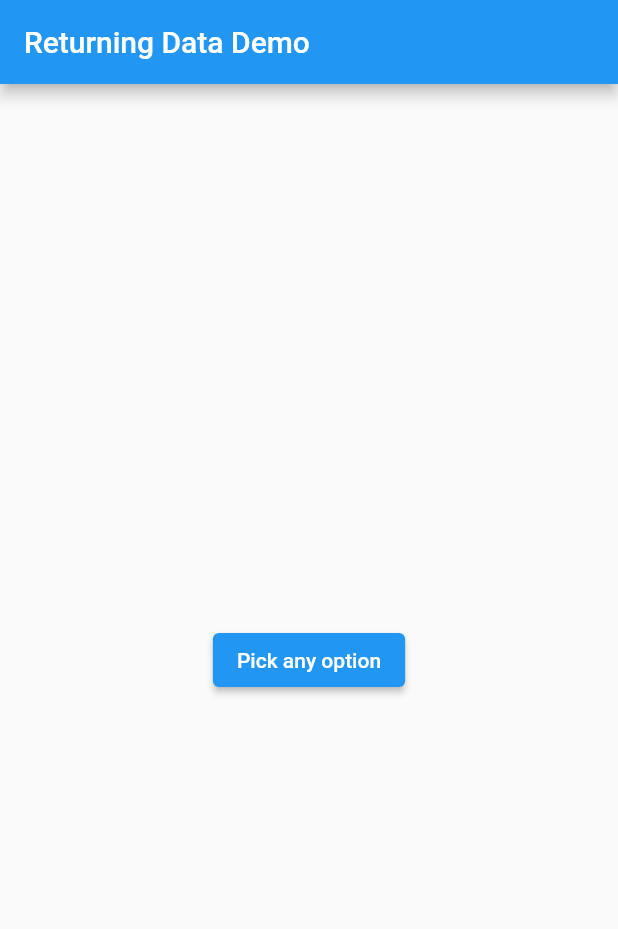
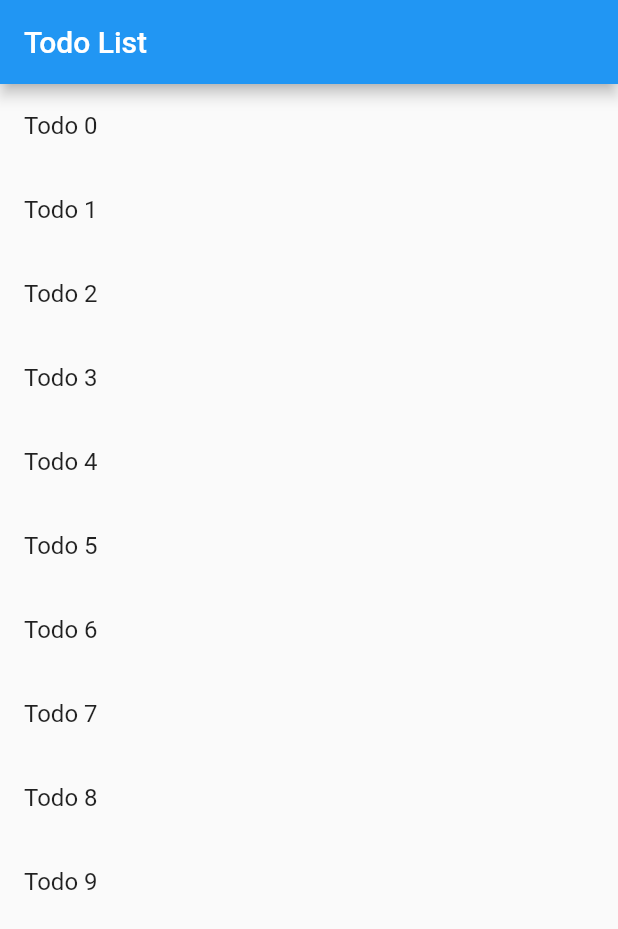
Before and after one commit to bilal1080/basics, a Flutter app: the screen it shows after launch, on a phone screen of 412 x 824 dp. Shown: the top 929 px of the screen. Run offline on Flutter 3.47's test engine with Material 2 defaults, Android fonts, the phone set to English and light mode, and no system bars.

Commit message:
six commit

```diff
--- a/lib/main.dart
+++ b/lib/main.dart
@@ -1,12 +1,13 @@
 import 'package:flutter/material.dart';
-import 'package:flutter_medium/new.dart';
-import 'package:flutter_medium/returnDataToScreen.dart';
+import 'package:flutter/foundation.dart';
+import 'package:flutter_medium/todo.dart';
 
+import 'new.dart';
 //import 'ongenerateRoute.dart';
 // import 'package:flutter_medium/screen1.dart';
 // import 'package:flutter_medium/screen2.dart';
 // import 'package:flutter_medium/secondScreen.dart';
-// import 'package:flutter_medium/todos.dart';
+
 
 void main() => runApp(MyApp());
 
@@ -17,7 +18,13 @@ class MyApp extends StatelessWidget {
   Widget build(BuildContext context) {
     return MaterialApp(
       debugShowCheckedModeBanner: false,
-      home: Screen(),
+      home: TodoScreen(
+        Todos : List.generate(
+          10, (i) => Todo(
+            'Todo $i',
+            'A descriotion of what u need',
+          )),
+      ),
     );
   }
 }
--- a/lib/new.dart
+++ b/lib/new.dart
@@ -1,77 +1,37 @@
 import 'package:flutter/material.dart';
-class Screen extends StatelessWidget {
-  const Screen({Key? key}) : super(key: key);
+import 'package:flutter_medium/newTodopage.dart';
+import 'package:flutter_medium/todo.dart';
 
-  @override
-  Widget build(BuildContext context) {
-    return Scaffold(
-      appBar: AppBar(
-        title: const Text('Returning Data Demo'),
-      ),
-      body: const Center(
-        child: NewHomeScreen(),
-      ),
-    );
-  }
-}
-class NewHomeScreen extends StatelessWidget {
-  const NewHomeScreen({Key? key}) : super(key: key);
-
-  @override
-  Widget build(BuildContext context) {
-    return ElevatedButton(
-            child: Text('Pick any option'),
-            onPressed: () {
-              _getdata(context);
-            },
-
-    );
-  }
-
-  _getdata(BuildContext context) async {
-    final data = await Navigator.push(
-      context,
-      MaterialPageRoute(builder: (context) => NewScreen()),
-    );
-
-    ScaffoldMessenger.of(context)
-      ..removeCurrentSnackBar()
-      ..showSnackBar(SnackBar(content: Text('$data')));
-  }
-
-
-}
-
-
-
-class NewScreen extends StatelessWidget {
-  const NewScreen({Key? key}) : super(key: key);
-
+class TodoScreen extends StatelessWidget {
+  // ignore: non_constant_identifier_names
+  const TodoScreen({
+    Key? key,
+    required this.Todos,
+  }) : super(key: key);
+  // ignore: non_constant_identifier_names
+  final List<Todo> Todos;
   @override
   Widget build(BuildContext context) {
     return MaterialApp(
       debugShowCheckedModeBanner: false,
       home: Scaffold(
         appBar: AppBar(
-          title: Text('Get Data'),
+          title: Text('Todo List'),
         ),
-        body: Center(
-          child: Column(
-            mainAxisAlignment: MainAxisAlignment.center,
-            children: [
-              ElevatedButton(
-                  onPressed: () {
-                    Navigator.pop(context, 'i have click hey');
-                  },
-                  child: Text('!Hey')),
-              ElevatedButton(
-                  onPressed: () {
-                    Navigator.pop(context, 'i have click bye');
-                  },
-                  child: Text('!bye')),
-            ],
-          ),
-        ),
+        body: ListView.builder(
+            itemCount: Todos.length,
+            itemBuilder: (context, index) {
+              return ListTile(
+                onTap: () {
+                  Navigator.push(
+                      context,
+                      MaterialPageRoute(
+                          builder: (context) =>
+                              NewTodoPage(todo: Todos[index])));
+                },
+                title: Text(Todos[index].title),
+              );
+            }),
       ),
     );
   }
--- /dev/null
+++ b/lib/newTodopage.dart
@@ -0,0 +1,27 @@
+import 'package:flutter/material.dart';
+import 'package:flutter_medium/todo.dart';
+
+class NewTodoPage extends StatelessWidget {
+  const NewTodoPage({Key? key, required this.todo}) : super(key: key);
+  final Todo todo;
+  @override
+  Widget build(BuildContext context) {
+    return MaterialApp(
+      debugShowCheckedModeBanner: false,
+      home: Scaffold(
+        appBar: AppBar(
+          title: Text('Description Page'),
+        ),
+        body: Center(
+          child: Column(
+            mainAxisAlignment: MainAxisAlignment.center,
+            children: [
+              Text(todo.title),
+              Text(todo.description),
+
+            ],)
+        ),
+      ),
+    );
+  }
+}
```
